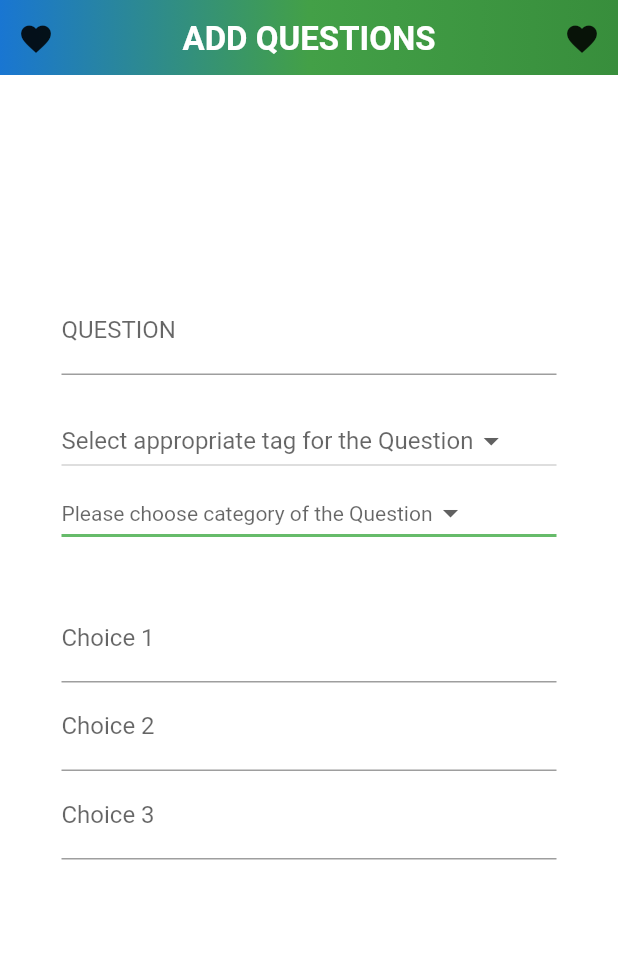
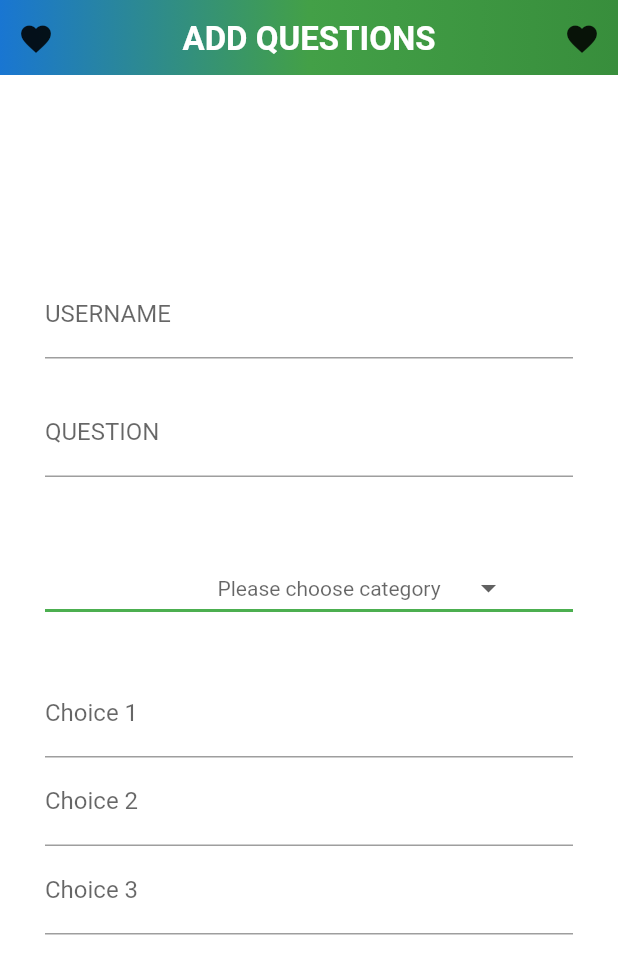
Before and after one commit to Tahmeed27/delta_hacks_survey_project, a Flutter app: the AddQuestion screen opened by its route, on a phone screen of 412 x 824 dp. Shown: the top 974 px of the screen. Run offline on Flutter 3.47's test engine with Material 2 defaults, Android fonts, the phone set to English and light mode, and no system bars; our stand-ins replace cloud_firestore, firebase_auth; accounts and stored records are empty.

Commit message:
updated questions card

```diff
--- a/lib/widgets/addQuestionCard.dart
+++ b/lib/widgets/addQuestionCard.dart
@@ -13,6 +13,7 @@ class AddQuestionForm extends StatefulWidget {
 }
 
 class _EmailRegsFormState extends State<AddQuestionForm> {
+  final TextEditingController _usernameController = TextEditingController();
   final TextEditingController _questionController = TextEditingController();
   final TextEditingController _choiceoneController = TextEditingController();
   final TextEditingController _choicetwoController = TextEditingController();
@@ -49,23 +50,21 @@ class _EmailRegsFormState extends State<AddQuestionForm> {
   List<Widget> _buildChildren() {
     return [
       TextField(
+        controller: _usernameController,
+        decoration: InputDecoration(
+          labelText: 'USERNAME',
+          hintText: 'Enter Your Username',
+        ),
+      ),
+      SizedBox(height: 20.0,),
+      TextField(
         controller: _questionController,
         decoration: InputDecoration(
           labelText: 'QUESTION',
           hintText: 'Enter Question',
         ),
       ),
-      SizedBox(height: 20.0,),
-      new DropdownButton<String>(
-        items: <String>['Facebook', 'Google', 'Food', 'Education', 'Sports', 'Politics'].map((String value) {
-          return new DropdownMenuItem<String>(
-            value: value,
-            child: new Text(value),
-          );
-        }).toList(),
-        hint: Text('Select appropriate tag for the Question'),
-        onChanged: (_) {},
-      ),
+      SizedBox(height: 50.0,),
       Dropdown(),
       SizedBox(height: 30.0,),
       TextField(
@@ -108,7 +107,7 @@ class _EmailRegsFormState extends State<AddQuestionForm> {
   @override
   Widget build(BuildContext context) {
     return Padding(
-      padding: const EdgeInsets.all(16.0),
+      padding: const EdgeInsets.all(5.0),
       child: Column(
         crossAxisAlignment: CrossAxisAlignment.stretch,
         mainAxisSize: MainAxisSize.min,
@@ -131,15 +130,18 @@ class _DropdownState extends State<Dropdown> {
   @override
   Widget build(BuildContext context) {
     return DropdownButton<String>(
-      hint: Text("Please choose category of the Question"),
+      hint: Padding(
+        padding: const EdgeInsets.fromLTRB(115.0, 0.0, 20.0, 0.0),
+        child: Text("Please choose category"),
+      ),
       value: dropdownValue,
       icon: Icon(Icons.arrow_drop_down),
       iconSize: 24,
       elevation: 16,
-      style: TextStyle(color: Colors.green[200]),
+      style: TextStyle(color: Colors.green[700]),
       underline: Container(
         height: 2,
-        color: Colors.green[400],
+        color: Colors.green,
       ),
 
       onChanged: (String newValue) {
```
Also changed, not shown: 6 other files.
